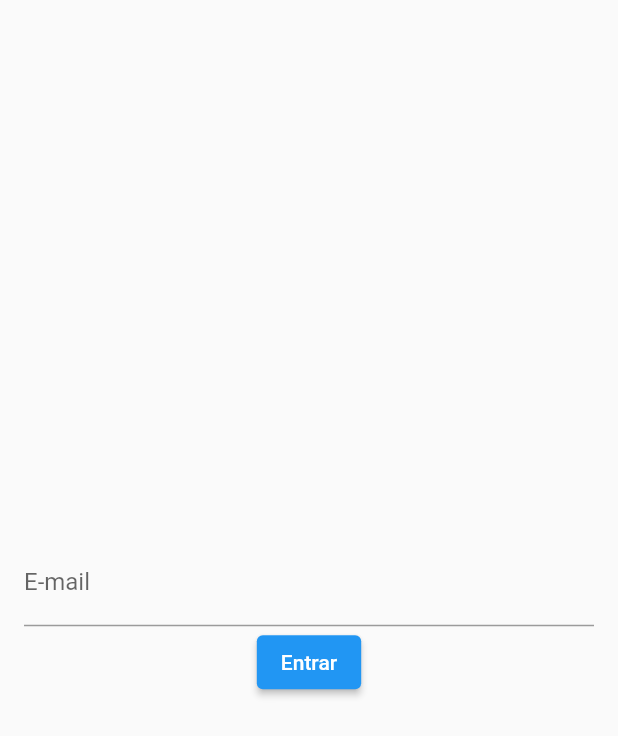
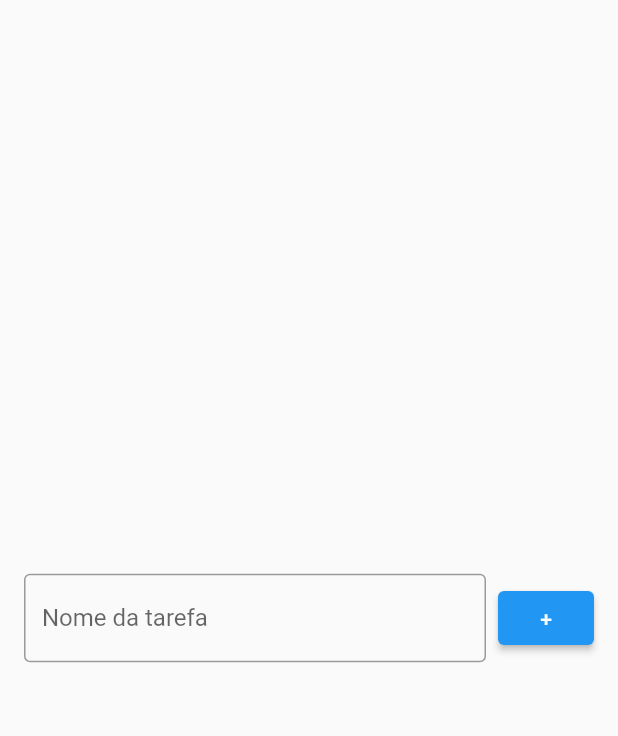
Before and after one commit to estelson/todo_list, a Flutter app: the screen it shows after launch, on a phone screen of 412 x 824 dp. Shown: the top 736 px of the screen. Run offline on Flutter 3.47's test engine with Material 2 defaults, Android fonts, the light colour scheme and no system bars.

Commit message:
Criando o TextField de nome da tarefa e o ElevatedButton adicionar

```diff
--- a/analysis_options.yaml
+++ b/analysis_options.yaml
@@ -22,6 +22,7 @@ linter:
   # `// ignore_for_file: name_of_lint` syntax on the line or in the file
   # producing the lint.
   rules:
+    prefer_const_constructors: false
 
     # avoid_print: false  # Uncomment to disable the `avoid_print` rule
     # prefer_single_quotes: true  # Uncomment to enable the `prefer_single_quotes` rule
--- a/lib/pages/todo_list_page.dart
+++ b/lib/pages/todo_list_page.dart
@@ -1,9 +1,7 @@
 import 'package:flutter/material.dart';
 
 class TodoListPage extends StatelessWidget {
-  TodoListPage({Key? key}) : super(key: key);
-
-  final TextEditingController emailController = TextEditingController();
+  const TodoListPage({Key? key}) : super(key: key);
 
   @override
   Widget build(BuildContext context) {
@@ -11,39 +9,28 @@ class TodoListPage extends StatelessWidget {
       body: Center(
         child: Padding(
           padding: const EdgeInsets.symmetric(horizontal: 16),
-          child: Column(
-            mainAxisSize: MainAxisSize.min,
+          child: Row(
             children: [
-              TextField(
-                controller: emailController,
-                decoration: const InputDecoration(
-                  labelText: "E-mail",
+              Expanded(
+                child: TextField(
+                  decoration: InputDecoration(
+                    border: OutlineInputBorder(),
+                    labelText: "Nome da tarefa",
+                    hintText: "Ex. Estudar Flutter",
+                  ),
                 ),
-                onChanged: onChanged,
-                onSubmitted: onSubmitted,
+              ),
+              SizedBox(
+                width: 8,
               ),
               ElevatedButton(
-                onPressed: login,
-                child: const Text("Entrar"),
-              )
+                onPressed: () {},
+                child: Text("+"),
+              ),
             ],
           ),
         ),
       ),
     );
   }
-
-  void login() {
-    String text = emailController.text;
-    print(text);
-    emailController.text = "Estelson";
-  }
-
-  void onChanged(String text) {
-    print("onChanged: $text");
-  }
-
-  void onSubmitted(String text) {
-    print("onSubmitted: $text");
-  }
 }
```
